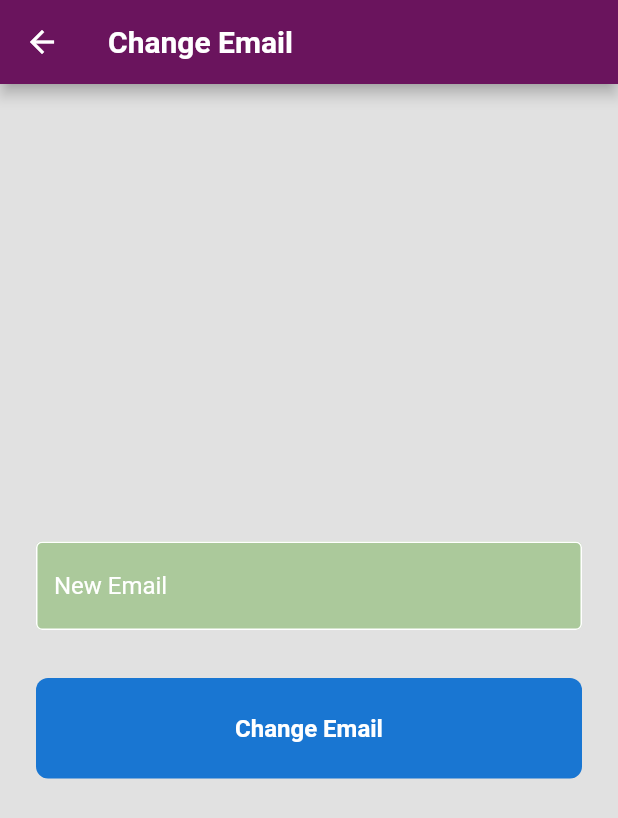
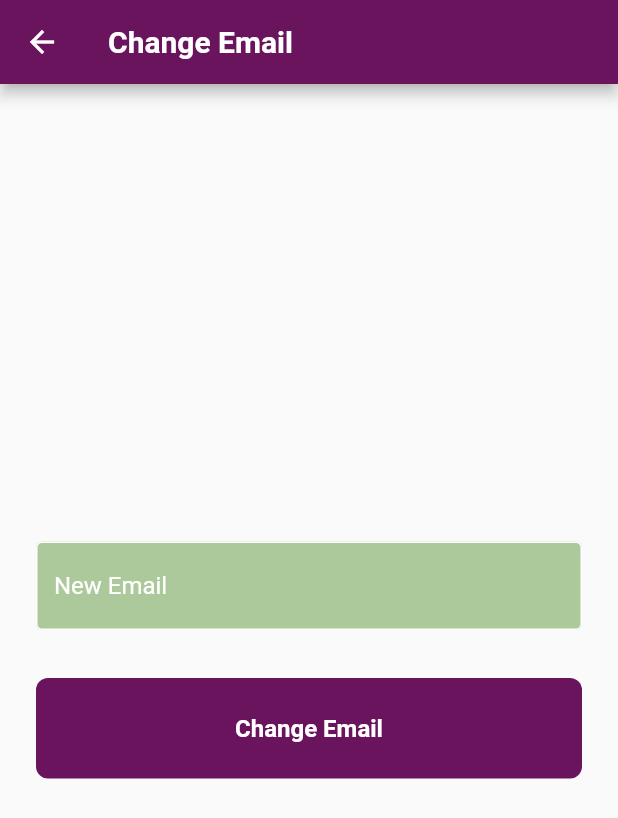
Before and after one commit to biiggman/aacai, a Flutter app: the EmailResetPage screen opened directly, on a phone screen of 412 x 824 dp. Shown: the top 818 px of the screen. Run offline on Flutter 3.47's test engine with Material 2 defaults, Android fonts, the phone set to English and light mode, and no system bars; our stand-ins replace cached_network_image, camera, cloud_firestore, easy_localization, firebase_auth, firebase_core and 7 more; missing offline and left inert: tflite; accounts and stored records are empty.

```diff
--- a/lib/ui/login/register_page.dart
+++ b/lib/ui/login/register_page.dart
@@ -37,7 +37,6 @@ class _RegisterPageState extends State<RegisterPage> {
         _focusPassword.unfocus();
       },
       child: Scaffold(
-        backgroundColor: const Color.fromARGB(255, 225, 225, 225),
         //top bar
         appBar: AppBar(
             title: Text('register_title'.tr()),
@@ -110,10 +109,6 @@ class _RegisterPageState extends State<RegisterPage> {
                                     color: Colors.red,
                                   ),
                                 ),
-                                focusedBorder: const OutlineInputBorder(
-                                    borderSide:
-                                        BorderSide(color: Color(0xff6A145D))),
-                                fillColor: const Color(0xffABC99B),
                                 filled: true),
                           ),
                           //password status validator
--- a/lib/ui/settings/email_reset_page.dart
+++ b/lib/ui/settings/email_reset_page.dart
@@ -29,15 +29,11 @@ class _EmailResetPageState extends State<EmailResetPage> {
         _focusNewEmail.unfocus();
       },
       child: Scaffold(
-        //page background color
-        backgroundColor: const Color.fromARGB(255, 225, 225, 225),
         //top bar
         appBar: AppBar(
             title: Text('email_rstpage_title'.tr()),
-            titleTextStyle: const TextStyle(
-                fontWeight: FontWeight.bold,
-                fontSize: 20,
-                color: Colors.white)),
+            titleTextStyle:
+                const TextStyle(fontWeight: FontWeight.bold, fontSize: 20)),
         body: Padding(
           padding: const EdgeInsets.all(24.0),
           child: Center(
--- a/lib/utils/UI_templates.dart
+++ b/lib/utils/UI_templates.dart
@@ -11,38 +11,8 @@ class UITemplates {
           borderSide: const BorderSide(
             color: Colors.red,
           ),
-          /* hintStyle: const TextStyle(color: Colors.white),
-        enabledBorder: const OutlineInputBorder(
-            borderSide: BorderSide(color: Colors.white)),
-
-        ),
-        focusedBorder: const OutlineInputBorder(
-            borderSide: BorderSide(color: Color(0xff6A145D))),
-        fillColor: const Color(0xffABC99B),
-        filled: true*/
         )));
   }
-/*
-//general button decoration
-  static Container buttonDeco(
-      {required String displayText, required double vertInset}) {
-    return Container(
-      padding: EdgeInsets.symmetric(vertical: vertInset),
-      decoration: BoxDecoration(
-          borderRadius: BorderRadius.circular(8.0), color: Color(0xff6A145D)),
-      child: Center(
-        child: Text(
-          displayText,
-          style: const TextStyle(
-            color: Colors.white,
-            fontWeight: FontWeight.bold,
-            fontSize: 16,
-          ),
-        ),
-      ),
-    );
-  }
-*/
 
   //square tile decoration for google login button
   static Container squareTile({required String imagePath}) {
@@ -92,7 +62,7 @@ class buttonDeco extends StatelessWidget {
       padding: EdgeInsets.symmetric(vertical: vertInset),
       decoration: BoxDecoration(
           borderRadius: BorderRadius.circular(8.0),
-          color: Theme.of(context).primaryColorDark),
+          color: Theme.of(context).primaryColor),
       child: Center(
         child: Text(
           displayText,
--- a/lib/utils/themes.dart
+++ b/lib/utils/themes.dart
@@ -150,6 +150,18 @@ class MyThemes {
         color: Colors.white,
       ),
     ),
+    colorScheme: const ColorScheme(
+        background: Colors.black54,
+        brightness: Brightness.dark,
+        error: Colors.red,
+        onBackground: Colors.white,
+        onError: Colors.white,
+        onPrimary: Colors.white,
+        onSecondary: Colors.white,
+        onSurface: Colors.white,
+        primary: Colors.grey,
+        secondary: Colors.black,
+        surface: Colors.black54),
   );
 
   static final ThemeData protanopiaTheme = ThemeData(
```
Also changed, not shown: lib/ui/login/forgot_password_page.dart (+3 -5 lines), lib/ui/settings/password_reset_page.dart (+3 -15 lines).
